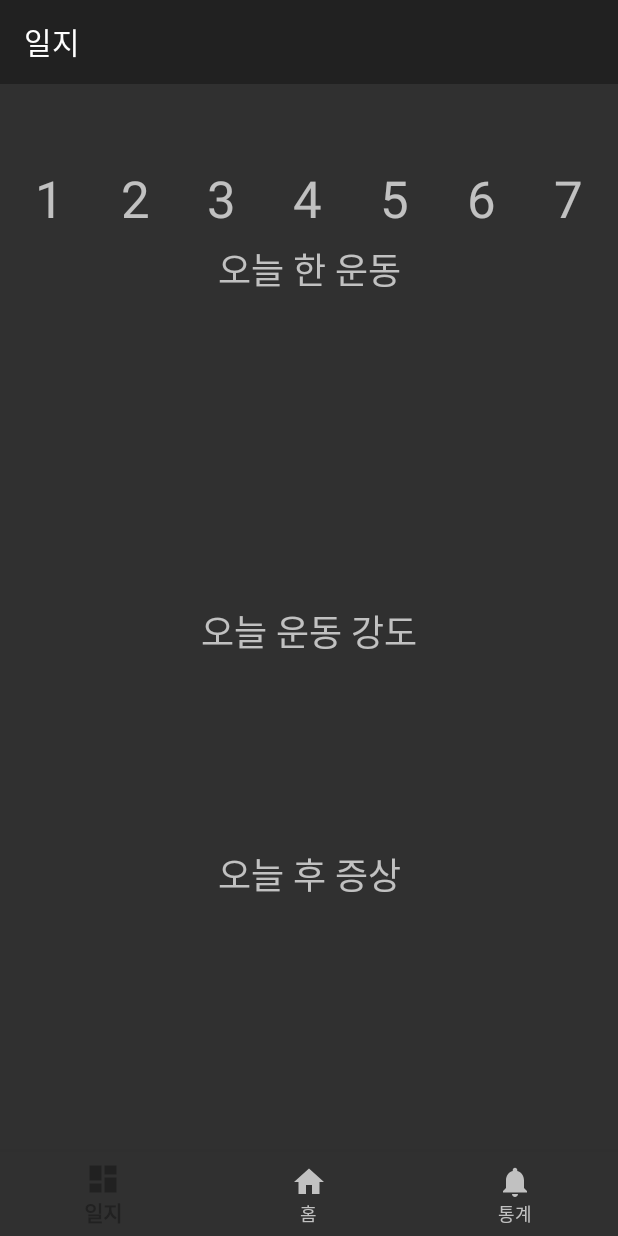
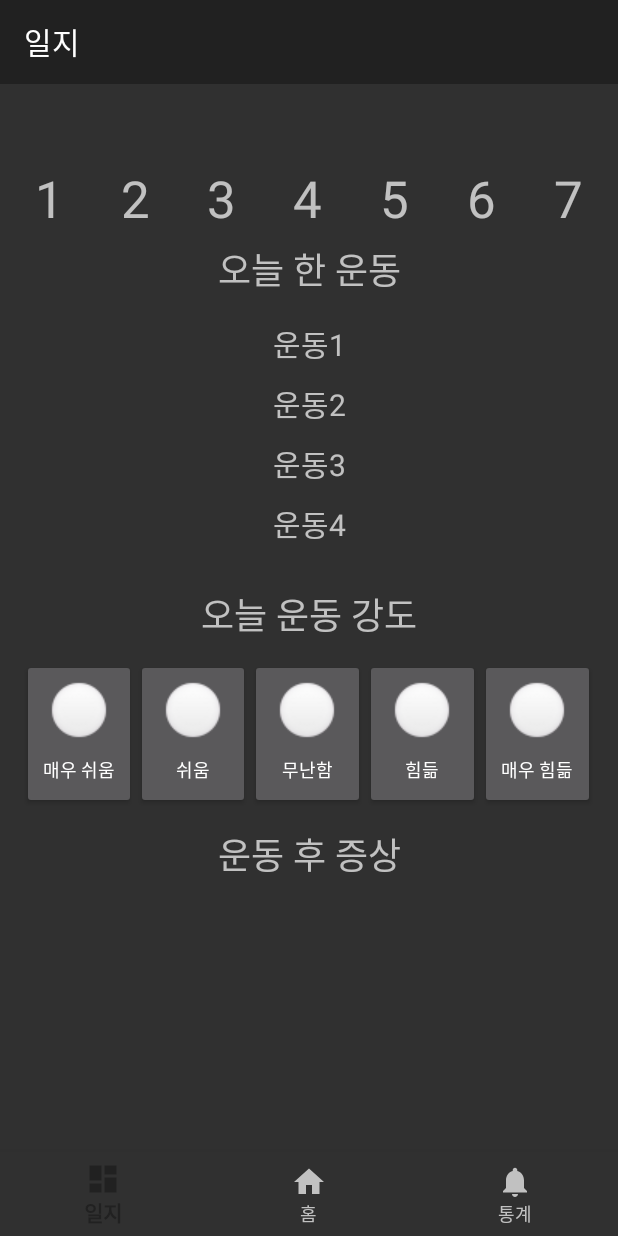
Before and after one commit to KWcapstoneExerciseCalibration/movenet_counter, an Android app: the DailylogFragment screen opened through its navigation route, on a phone screen of 412 x 824 dp. Run offline under Robolectric (Android 15) with nearby library versions, the phone set to English and light mode, and no system bars; our stand-ins replace data binding, navigation-ui.

Commit message:
dailylog button

```diff
--- a/app/src/main/res/layout/fragment_dailylog.xml
+++ b/app/src/main/res/layout/fragment_dailylog.xml
@@ -109,11 +109,53 @@ xmlns:tools="http://schemas.android.com/tools">
         <LinearLayout
             android:id="@+id/linearLayout"
             android:layout_width="0dp"
-            android:layout_height="181dp"
+            android:layout_height="wrap_content"
             android:orientation="vertical"
             app:layout_constraintEnd_toEndOf="parent"
             app:layout_constraintStart_toStartOf="parent"
-            app:layout_constraintTop_toBottomOf="@+id/textWorkoutList"></LinearLayout>
+            app:layout_constraintTop_toBottomOf="@+id/textWorkoutList">
+
+            <TextView
+                android:id="@+id/textView"
+                android:layout_width="match_parent"
+                android:layout_height="40dp"
+                android:layout_gravity="center|center_horizontal"
+                android:gravity="center|center_vertical"
+                android:text="운동1"
+                android:textSize="20sp" />
+
+            <TextView
+                android:id="@+id/textView5"
+                android:layout_width="match_parent"
+                android:layout_height="40dp"
+                android:layout_gravity="center|center_horizontal"
+                android:gravity="center|center_vertical"
+                android:text="운동2"
+                android:textSize="20sp" />
+
+            <TextView
+                android:id="@+id/textView6"
+                android:layout_width="match_parent"
+                android:layout_height="40dp"
+                android:layout_gravity="center|center_horizontal"
+                android:gravity="center|center_vertical"
+                android:text="운동3"
+                android:textSize="20sp" />
+
+            <TextView
+                android:id="@+id/textView7"
+                android:layout_width="match_parent"
+                android:layout_height="40dp"
+                android:layout_gravity="center|center_horizontal"
+                android:gravity="center|center_vertical"
+                android:text="운동4"
+                android:textSize="20sp" />
+
+            <Space
+                android:layout_width="match_parent"
+                android:layout_height="wrap_content"
+                android:layout_marginTop="10dp" />
+        </LinearLayout>
 
         <TextView
             android:id="@+id/textWorkoutIntensity"
@@ -130,13 +172,69 @@ xmlns:tools="http://schemas.android.com/tools">
 
         <LinearLayout
             android:id="@+id/linearLayout2"
-            android:layout_width="408dp"
-            android:layout_height="102dp"
+            android:layout_width="0dp"
+            android:layout_height="wrap_content"
             android:orientation="horizontal"
             app:layout_constraintEnd_toEndOf="parent"
             app:layout_constraintStart_toStartOf="parent"
             app:layout_constraintTop_toBottomOf="@+id/textWorkoutIntensity">
 
+            <Space
+                android:layout_width="wrap_content"
+                android:layout_height="wrap_content"
+                android:layout_marginLeft="10dp"
+                android:layout_weight="1" />
+
+            <Button
+                android:id="@+id/button"
+                android:layout_width="75dp"
+                android:layout_height="100dp"
+                android:layout_weight="1"
+                android:drawableTop="@drawable/white_circle"
+                android:text="매우 쉬움"
+                android:textSize="12sp" />
+
+            <Button
+                android:id="@+id/button2"
+                android:layout_width="75dp"
+                android:layout_height="100dp"
+                android:layout_weight="1"
+                android:drawableTop="@drawable/white_circle"
+                android:text="쉬움"
+                android:textSize="12sp" />
+
+            <Button
+                android:id="@+id/button3"
+                android:layout_width="75dp"
+                android:layout_height="100dp"
+                android:layout_weight="1"
+                android:drawableTop="@drawable/white_circle"
+                android:text="무난함"
+                android:textSize="12sp" />
+
+            <Button
+                android:id="@+id/button4"
+                android:layout_width="75dp"
+                android:layout_height="100dp"
+                android:layout_weight="1"
+                android:drawableTop="@drawable/white_circle"
+                android:text="힘듦"
+                android:textSize="12sp" />
+
+            <Button
+                android:id="@+id/button5"
+                android:layout_width="75dp"
+                android:layout_height="100dp"
+                android:layout_weight="1"
+                android:drawableTop="@drawable/white_circle"
+                android:text="매우 힘듦"
+                android:textSize="12sp" />
+
+            <Space
+                android:layout_width="wrap_content"
+                android:layout_height="wrap_content"
+                android:layout_marginLeft="10dp"
+                android:layout_weight="1" />
         </LinearLayout>
 
         <TextView
@@ -152,13 +250,14 @@ xmlns:tools="http://schemas.android.com/tools">
             app:layout_constraintTop_toBottomOf="@+id/linearLayout2" />
 
         <LinearLayout
-            android:layout_width="407dp"
-            android:layout_height="381dp"
+            android:layout_width="0dp"
+            android:layout_height="0dp"
             android:orientation="vertical"
             app:layout_constraintBottom_toBottomOf="parent"
             app:layout_constraintEnd_toEndOf="parent"
             app:layout_constraintStart_toStartOf="parent"
-            app:layout_constraintTop_toBottomOf="@+id/textWorkoutIntensity2"></LinearLayout>
+            app:layout_constraintTop_toBottomOf="@+id/textWorkoutIntensity2"
+            app:layout_constraintVertical_bias="0.0"></LinearLayout>
 
     </androidx.constraintlayout.widget.ConstraintLayout>
 
--- a/app/src/main/res/values/strings.xml
+++ b/app/src/main/res/values/strings.xml
@@ -35,5 +35,5 @@
 
     <string name="workout_list">오늘 한 운동</string>
     <string name="workout_intensity">오늘 운동 강도</string>
-    <string name="workout_symptoms">오늘 후 증상</string>
+    <string name="workout_symptoms">운동 후 증상</string>
 </resources>
```
Also changed, not shown: app/src/main/res/drawable/white_circle.png (added), 1 other file.
